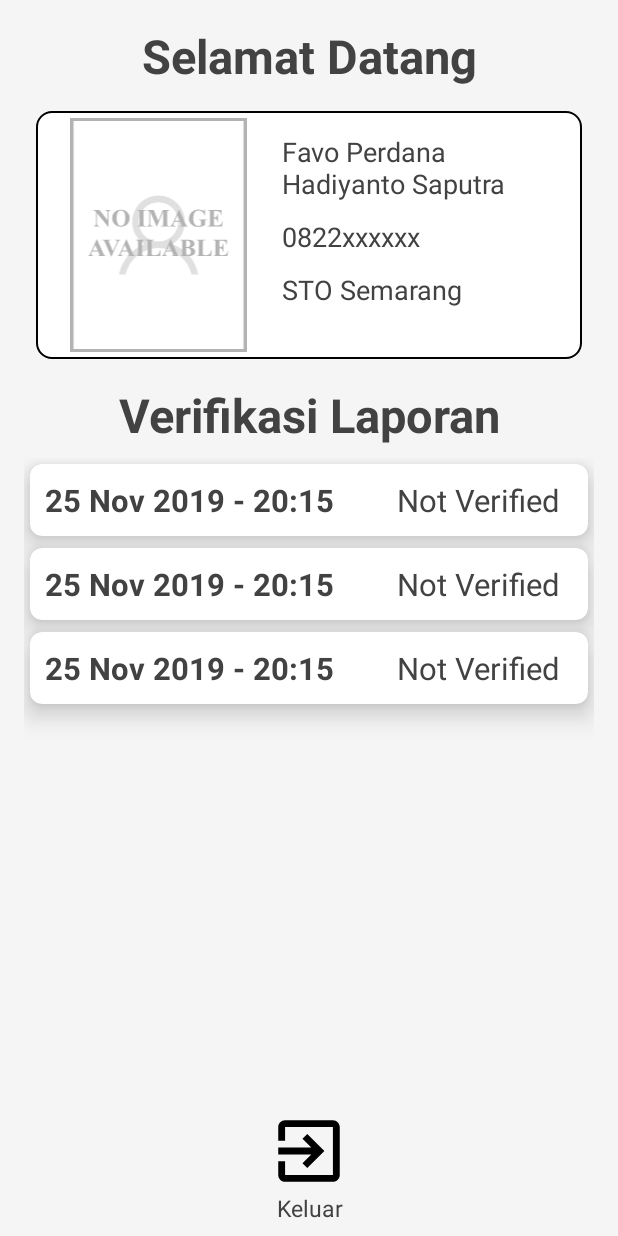
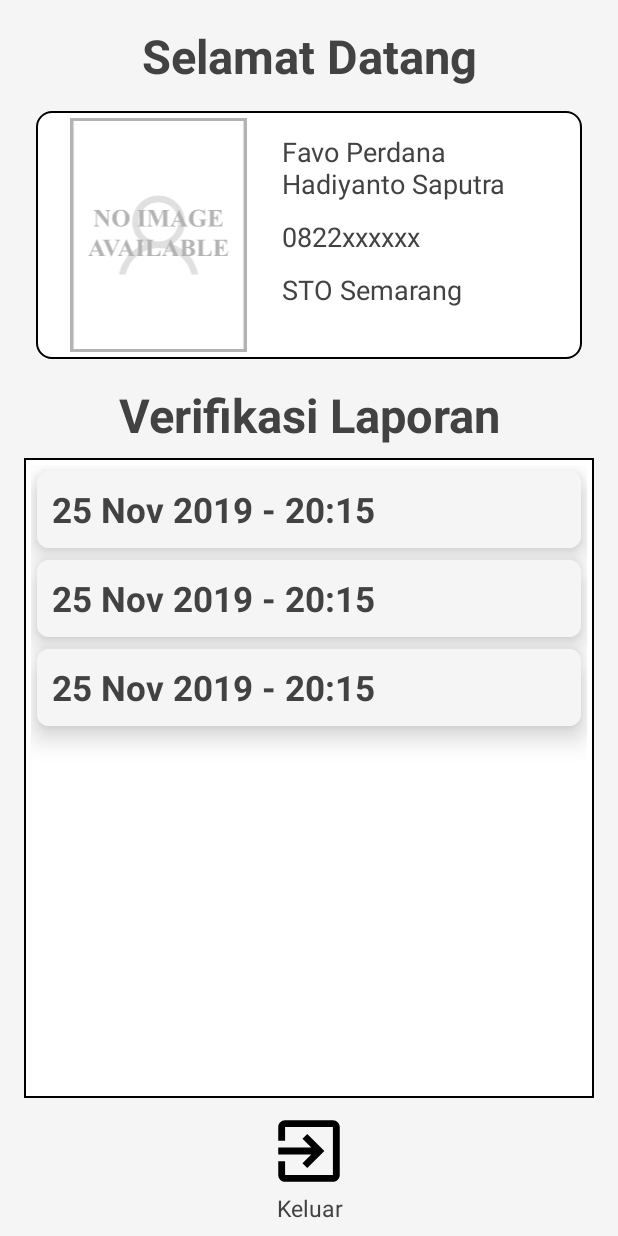
Before and after one commit to perdanafavo/MemonV2, an Android app: the layout activity_main_validator.xml on its own in the app's theme, with its tools: preview values and no code run, on a phone screen of 412 x 824 dp. Run offline under Robolectric (Android 15) with nearby library versions, the phone set to English and light mode, and no system bars.

Commit message:
Kondisi data kosong pada RecyyclerView

```diff
--- a/app/src/main/java/com/example/projectalpha/Activity/ManagerActivity/MainManagerActivity.java
+++ b/app/src/main/java/com/example/projectalpha/Activity/ManagerActivity/MainManagerActivity.java
@@ -15,7 +15,6 @@ import com.example.projectalpha.Fragment.MalamFragment;
 import com.example.projectalpha.Fragment.PagiFragment;
 import com.example.projectalpha.Helpers.CekKoneksi;
 import com.example.projectalpha.Helpers.CustomCompatActivity;
-import com.example.projectalpha.Helpers.SessionManager;
 import com.example.projectalpha.Models.SubModels.BIRData;
 import com.example.projectalpha.Models.SubModels.FuelData;
 import com.example.projectalpha.Models.SubModels.LaporanData;
--- a/app/src/main/java/com/example/projectalpha/Adapter/ValidatorAdapter.java
+++ b/app/src/main/java/com/example/projectalpha/Adapter/ValidatorAdapter.java
@@ -56,7 +56,7 @@ public class ValidatorAdapter extends RecyclerView.Adapter<ValidatorAdapter.Vali
 
         };
 
-        String waktuUpload = itemLaporan.get(position).getTanggal_upload()+" - "+itemLaporan.get(position).getJam_upload();
+        String waktuUpload = itemLaporan.get(position).getTanggal_upload()+" | "+itemLaporan.get(position).getJam_upload();
         holder.tvItemName.setText(waktuUpload);
         holder.linear_verifikasi.setOnClickListener(new View.OnClickListener() {
             @Override
--- a/app/src/main/res/layout/activity_main_validator.xml
+++ b/app/src/main/res/layout/activity_main_validator.xml
@@ -139,6 +139,7 @@
         android:layout_marginEnd="16dp"
         android:layout_marginBottom="8dp"
         android:orientation="vertical"
+        android:background="@drawable/border_rectangle"
         app:layout_constraintBottom_toTopOf="@+id/llWrap"
         app:layout_constraintEnd_toEndOf="parent"
         app:layout_constraintStart_toStartOf="parent"
@@ -149,6 +150,33 @@
             android:layout_width="match_parent"
             android:layout_height="match_parent"
             tools:listitem="@layout/item_verifikasi_laporan"/>
+
+    </androidx.swiperefreshlayout.widget.SwipeRefreshLayout>
+
+    <androidx.swiperefreshlayout.widget.SwipeRefreshLayout
+        android:id="@+id/emptyswipeValidator"
+        android:layout_width="match_parent"
+        android:layout_height="0dp"
+        android:layout_marginStart="16dp"
+        android:layout_marginTop="8dp"
+        android:layout_marginEnd="16dp"
+        android:layout_marginBottom="8dp"
+        android:orientation="vertical"
+        android:background="@drawable/border_rectangle"
+        android:visibility="gone"
+        app:layout_constraintBottom_toTopOf="@+id/llWrap"
+        app:layout_constraintEnd_toEndOf="parent"
+        app:layout_constraintStart_toStartOf="parent"
+        app:layout_constraintTop_toBottomOf="@+id/linearLayout27">
+
+        <TextView
+            android:id="@+id/emptyView"
+            android:text="@string/tidak_ada_laporan_terbaru"
+            android:gravity="center"
+            android:visibility="gone"
+            android:layout_width="match_parent"
+            android:layout_height="match_parent"/>
+
     </androidx.swiperefreshlayout.widget.SwipeRefreshLayout>
 
     <LinearLayout
--- a/app/src/main/res/layout/item_verifikasi_laporan.xml
+++ b/app/src/main/res/layout/item_verifikasi_laporan.xml
@@ -12,6 +12,7 @@
     <RelativeLayout
         android:layout_width="match_parent"
         android:layout_height="wrap_content"
+        android:background="@color/colorGreyLight"
         android:padding="10dp">
 
         <LinearLayout
@@ -24,20 +25,10 @@
                 android:id="@+id/tvItemName"
                 android:layout_width="0dp"
                 android:layout_height="wrap_content"
-                android:layout_weight="2"
-                android:textSize="@dimen/_16ssp"
+                android:layout_weight="1"
+                android:textSize="@dimen/_18ssp"
                 android:textStyle="bold"
                 tools:text="25 Nov 2019 - 20:15" />
-
-            <TextView
-                android:id="@+id/tvItemStatus"
-                android:layout_width="0dp"
-                android:layout_height="wrap_content"
-                android:layout_weight="1"
-                android:ellipsize="end"
-                android:maxLines="2"
-                android:textSize="@dimen/_16ssp"
-                tools:text="Not Verified" />
 
         </LinearLayout>
     </RelativeLayout>
--- a/app/src/main/res/values/strings.xml
+++ b/app/src/main/res/values/strings.xml
@@ -141,4 +141,5 @@
     <string name="editpetugas">Edit Profile</string>
     <string name="approve_laporan">Approve Laporan</string>
     <string name="verifikasi_laporan">Verifikasi Laporan</string>
+    <string name="tidak_ada_laporan_terbaru">TIDAK ADA LAPORAN TERBARU!</string>
 </resources>
```
Also changed, not shown: app/src/main/java/com/example/projectalpha/Activity/ValidatorActivity/MainValidatorActivity.java (+24 -3 lines), 1 other file.
